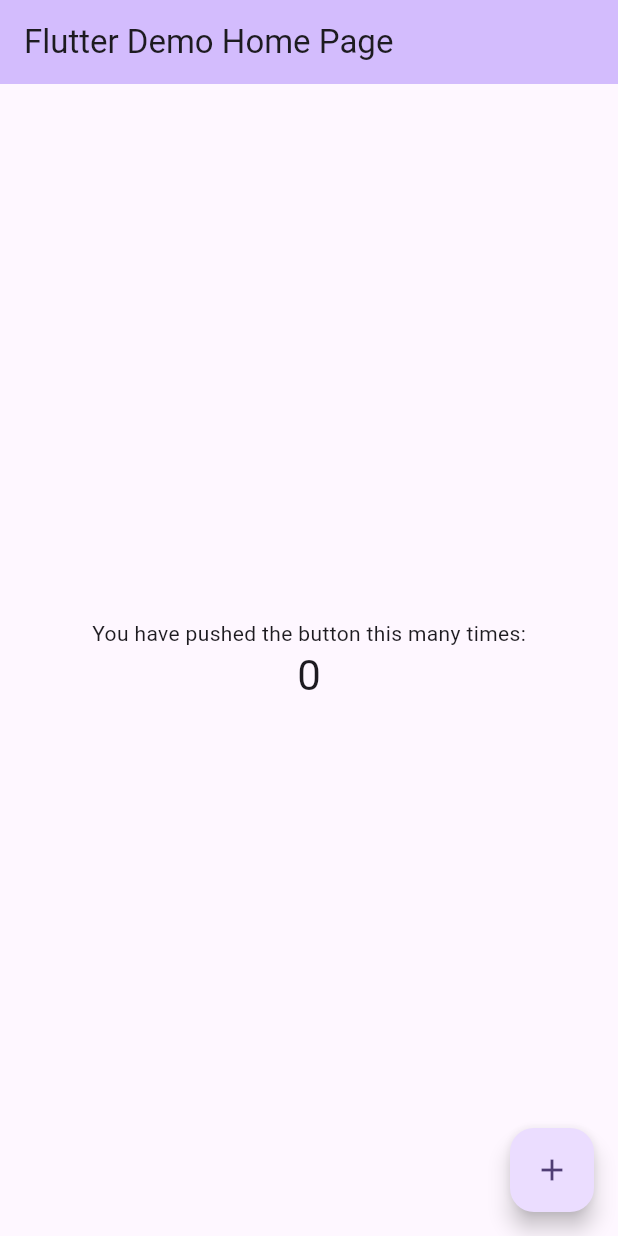
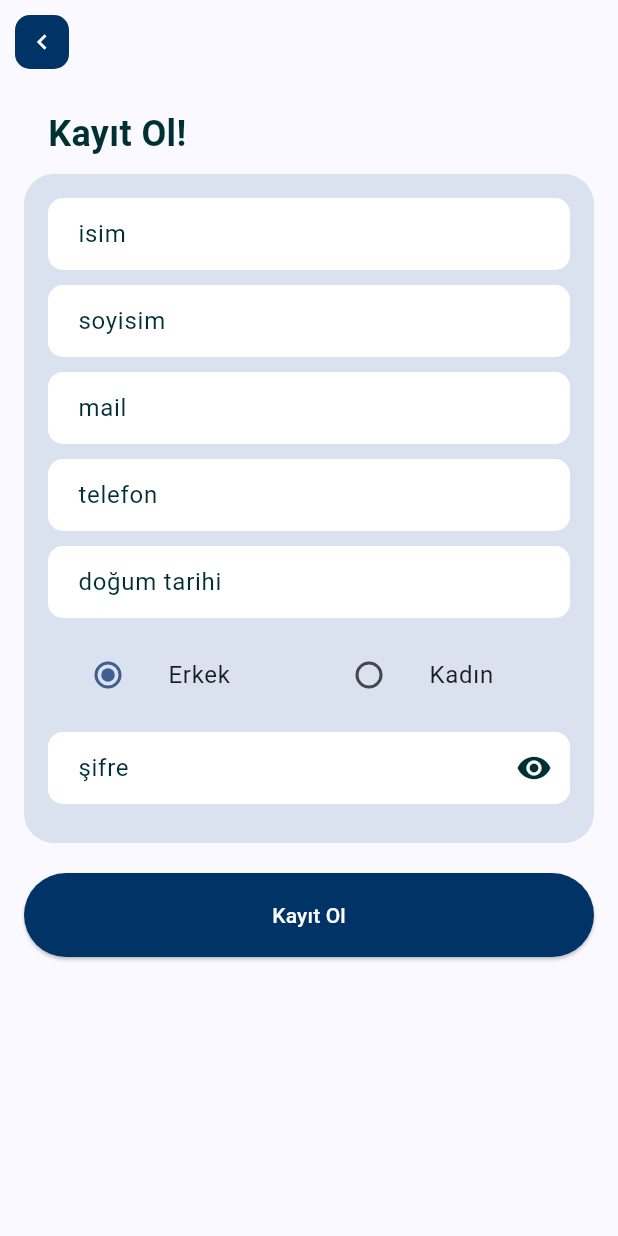
Before and after one commit to metinoztay/StajYerApp-Mobil, a Flutter app: the screen it shows after launch, on a phone screen of 412 x 824 dp. Run offline on Flutter 3.47's test engine with Material 3 defaults, Android fonts, the light colour scheme and no system bars; our stand-ins replace email_validator.

Commit message:
register page, register model register service eklendi

```diff
--- a/stajyer_app/lib/main.dart
+++ b/stajyer_app/lib/main.dart
@@ -1,4 +1,6 @@
 import 'package:flutter/material.dart';
+import 'package:stajyer_app/utils/colors.dart';
+import 'package:stajyer_app/views/pages/RegisterPage.dart';
 
 void main() {
   runApp(const MyApp());
@@ -11,6 +13,7 @@
   @override
   Widget build(BuildContext context) {
     return MaterialApp(
+        debugShowCheckedModeBanner: false,
         title: 'Flutter Demo',
         theme: ThemeData(
           // This is the theme of your application.
@@ -28,98 +31,9 @@
           //
           // This works for code too, not just values: Most code changes can be
           // tested with just a hot reload.
-        colorScheme: ColorScheme.fromSeed(seedColor: Colors.deepPurple),
+          colorScheme: ColorScheme.fromSeed(seedColor: button),
           useMaterial3: true,
         ),
-      home: const MyHomePage(title: 'Flutter Demo Home Page'),
-    );
+        home: RegisterPage());
   }
 }
-
-class MyHomePage extends StatefulWidget {
-  const MyHomePage({super.key, required this.title});
-
-  // This widget is the home page of your application. It is stateful, meaning
-  // that it has a State object (defined below) that contains fields that affect
-  // how it looks.
-
-  // This class is the configuration for the state. It holds the values (in this
-  // case the title) provided by the parent (in this case the App widget) and
-  // used by the build method of the State. Fields in a Widget subclass are
-  // always marked "final".
-
-  final String title;
-
-  @override
-  State<MyHomePage> createState() => _MyHomePageState();
-}
-
-class _MyHomePageState extends State<MyHomePage> {
-  int _counter = 0;
-
-  void _incrementCounter() {
-    setState(() {
-      // This call to setState tells the Flutter framework that something has
-      // changed in this State, which causes it to rerun the build method below
-      // so that the display can reflect the updated values. If we changed
-      // _counter without calling setState(), then the build method would not be
-      // called again, and so nothing would appear to happen.
-      _counter++;
-    });
-  }
-
-  @override
-  Widget build(BuildContext context) {
-    // This method is rerun every time setState is called, for instance as done
-    // by the _incrementCounter method above.
-    //
-    // The Flutter framework has been optimized to make rerunning build methods
-    // fast, so that you can just rebuild anything that needs updating rather
-    // than having to individually change instances of widgets.
-    return Scaffold(
-      appBar: AppBar(
-        // TRY THIS: Try changing the color here to a specific color (to
-        // Colors.amber, perhaps?) and trigger a hot reload to see the AppBar
-        // change color while the other colors stay the same.
-        backgroundColor: Theme.of(context).colorScheme.inversePrimary,
-        // Here we take the value from the MyHomePage object that was created by
-        // the App.build method, and use it to set our appbar title.
-        title: Text(widget.title),
-      ),
-      body: Center(
-        // Center is a layout widget. It takes a single child and positions it
-        // in the middle of the parent.
-        child: Column(
-          // Column is also a layout widget. It takes a list of children and
-          // arranges them vertically. By default, it sizes itself to fit its
-          // children horizontally, and tries to be as tall as its parent.
-          //
-          // Column has various properties to control how it sizes itself and
-          // how it positions its children. Here we use mainAxisAlignment to
-          // center the children vertically; the main axis here is the vertical
-          // axis because Columns are vertical (the cross axis would be
-          // horizontal).
-          //
-          // TRY THIS: Invoke "debug painting" (choose the "Toggle Debug Paint"
-          // action in the IDE, or press "p" in the console), to see the
-          // wireframe for each widget.
-          mainAxisAlignment: MainAxisAlignment.center,
-          children: <Widget>[
-            const Text(
-              'You have pushed the button this many times:',
-            ),
-            Text(
-              '$_counter',
-              style: Theme.of(context).textTheme.headlineMedium,
-            ),
-          ],
-        ),
-      ),
-      floatingActionButton: FloatingActionButton(
-        onPressed: _incrementCounter,
-        tooltip: 'Increment',
-        child: const Icon(Icons.add),
-      ), // This trailing comma makes auto-formatting nicer for build methods.
-    );
-  }
-}
--- /dev/null
+++ b/stajyer_app/lib/models/UserRegisterModel.dart
@@ -0,0 +1,40 @@
+class UserRegisterModel {
+  String? uname;
+  String? usurname;
+  String? uemail;
+  String? upassword;
+  String? uphone;
+  String? ubirthdate;
+  bool? ugender;
+
+  UserRegisterModel(
+      {this.uname,
+      this.usurname,
+      this.uemail,
+      this.upassword,
+      this.uphone,
+      this.ubirthdate,
+      this.ugender});
+
+  UserRegisterModel.fromJson(Map<String, dynamic> json) {
+    uname = json['uname'];
+    usurname = json['usurname'];
+    uemail = json['uemail'];
+    upassword = json['upassword'];
+    uphone = json['uphone'];
+    ubirthdate = json['ubirthdate'];
+    ugender = json['ugender'];
+  }
+
+  Map<String, dynamic> toJson() {
+    final Map<String, dynamic> data = new Map<String, dynamic>();
+    data['uname'] = this.uname;
+    data['usurname'] = this.usurname;
+    data['uemail'] = this.uemail;
+    data['upassword'] = this.upassword;
+    data['uphone'] = this.uphone;
+    data['ubirthdate'] = this.ubirthdate;
+    data['ugender'] = this.ugender;
+    return data;
+  }
+}
--- /dev/null
+++ b/stajyer_app/lib/services/Endpoints.dart
@@ -0,0 +1,6 @@
+class Endpoints {
+  Endpoints._();
+  static const String baseUrl = "http://stajyerapp.runasp.net/api";
+
+  static const String registerUrl = '$baseUrl/User/Register';
+}
--- /dev/null
+++ b/stajyer_app/lib/utils/colors.dart
@@ -0,0 +1,7 @@
+import 'package:flutter/material.dart';
+
+Color appbar = Color.fromARGB(255, 0, 47, 52);
+Color ilanCard = Color.fromARGB(255, 0, 135, 117);
+Color GirisCard = Color.fromARGB(255, 219, 226, 239);
+Color button = Color.fromARGB(255, 0, 51, 102);
+Color text = Color.fromARGB(255, 0, 51, 102);
--- /dev/null
+++ b/stajyer_app/lib/views/pages/RegisterPage.dart
@@ -0,0 +1,351 @@
+import 'package:email_validator/email_validator.dart';
+import 'package:flutter/material.dart';
+import 'package:stajyer_app/models/UserRegisterModel.dart';
+import 'package:stajyer_app/services/api/UserRegisterService.dart';
+import 'package:stajyer_app/utils/colors.dart';
+import 'package:intl/intl.dart';
+
+class RegisterPage extends StatefulWidget {
+  @override
+  _RegisterPageState createState() => _RegisterPageState();
+}
+
+class _RegisterPageState extends State<RegisterPage> {
+  bool isMale = true;
+  bool obscurePassword = true;
+  DateTime? _selectedDate;
+  final _formKey = GlobalKey<FormState>();
+  final TextEditingController _nameController = TextEditingController();
+  final TextEditingController _surnameController = TextEditingController();
+  final TextEditingController _mailController = TextEditingController();
+  final TextEditingController _telefonController = TextEditingController();
+  final TextEditingController _birthController = TextEditingController();
+  final TextEditingController _genderController = TextEditingController();
+  final TextEditingController _passwordController = TextEditingController();
+
+  @override
+  Widget build(BuildContext context) {
+    return Scaffold(
+      appBar: AppBar(
+        leading: Padding(
+          padding: const EdgeInsets.all(10),
+          child: Container(
+            width: 40,
+            height: 40,
+            decoration: BoxDecoration(
+              color: button, // Arka plan rengi
+              borderRadius: BorderRadius.circular(10), // Yuvarlak köşeler
+            ),
+            child: IconButton(
+              icon: Icon(Icons.chevron_left, color: Colors.white),
+              iconSize: 20,
+              onPressed: () {
+                Navigator.of(context)
+                    .pop(); // Geri butonuna basıldığında yapılacak işlemler
+              },
+            ),
+          ),
+        ),
+      ),
+      body: SingleChildScrollView(
+        child: Form(
+          key: _formKey,
+          child: Padding(
+            padding: const EdgeInsets.all(16.0),
+            child: Column(
+              crossAxisAlignment: CrossAxisAlignment.stretch,
+              children: [
+                Padding(
+                  padding: const EdgeInsets.only(left: 16.0), // Soldan boşluk
+                  child: Text(
+                    "Kayıt Ol!",
+                    style: TextStyle(
+                      color: appbar,
+                      fontSize: 24, // Başlık boyutu
+                      fontWeight: FontWeight.bold, // Kalın başlık
+                    ),
+                  ),
+                ),
+                SizedBox(
+                  height: 10,
+                ),
+                Container(
+                  decoration: BoxDecoration(
+                    borderRadius: BorderRadius.circular(20),
+                    color: GirisCard, // Arka plan rengi
+                  ),
+                  width: double.infinity, // Genişliği kapsayıcıya göre ayarla
+                  padding: EdgeInsets.all(16.0),
+                  child: Column(
+                    children: [
+                      Padding(
+                        padding: const EdgeInsets.only(bottom: 10),
+                        child: TextFormField(
+                          controller: _nameController,
+                          decoration: InputDecoration(
+                            hintText: "isim",
+                            hintStyle: TextStyle(color: appbar),
+                            filled: true,
+                            fillColor: Colors.white,
+                            border: OutlineInputBorder(
+                              borderRadius:
+                                  BorderRadius.all(Radius.circular(10)),
+                              borderSide: BorderSide.none,
+                            ),
+                            contentPadding: EdgeInsets.symmetric(
+                                horizontal: 16, vertical: 12),
+                          ),
+                          validator: (value) {
+                            if (value == null || value.isEmpty) {
+                              return 'Lütfen adınızı giriniz';
+                            }
+                            return null;
+                          },
+                        ),
+                      ),
+                      Padding(
+                        padding: const EdgeInsets.only(bottom: 10),
+                        child: TextFormField(
+                          controller: _surnameController,
+                          decoration: InputDecoration(
+                            hintText: "soyisim",
+                            hintStyle: TextStyle(color: appbar),
+                            filled: true,
+                            fillColor: Colors.white,
+                            border: OutlineInputBorder(
+                              borderRadius:
+                                  BorderRadius.all(Radius.circular(10)),
+                              borderSide: BorderSide.none,
+                            ),
+                            contentPadding: EdgeInsets.symmetric(
+                                horizontal: 16, vertical: 12),
+                          ),
+                          validator: (value) {
+                            if (value == null || value.isEmpty) {
+                              return 'Lütfen soyadınızı giriniz';
+                            }
+                            return null;
+                          },
+                        ),
+                      ),
+                      Padding(
+                        padding: const EdgeInsets.only(bottom: 10),
+                        child: TextFormField(
+                          controller: _mailController,
+                          decoration: InputDecoration(
+                            hintText: "mail",
+                            hintStyle: TextStyle(color: appbar),
+                            filled: true,
+                            fillColor: Colors.white,
+                            border: OutlineInputBorder(
+                              borderRadius:
+                                  BorderRadius.all(Radius.circular(10)),
+                              borderSide: BorderSide.none,
+                            ),
+                            contentPadding: EdgeInsets.symmetric(
+                                horizontal: 16, vertical: 12),
+                          ),
+                          validator: (value) {
+                            if (!EmailValidator.validate(value!))
+                              return "Geçerli bir eposta giriniz!";
+                            if (value == null || value.isEmpty)
+                              return "Bu alan boş geçilemez!";
+                          },
+                        ),
+                      ),
+                      Padding(
+                        padding: const EdgeInsets.only(bottom: 10),
+                        child: TextFormField(
+                          controller: _telefonController,
+                          decoration: InputDecoration(
+                            hintText: "telefon",
+                            hintStyle: TextStyle(color: appbar),
+                            filled: true,
+                            fillColor: Colors.white,
+                            border: OutlineInputBorder(
+                              borderRadius:
+                                  BorderRadius.all(Radius.circular(10)),
+                              borderSide: BorderSide.none,
+                            ),
+                            contentPadding: EdgeInsets.symmetric(
+                                horizontal: 16, vertical: 12),
+                          ),
+                          validator: (value) {
+                            if (value == null || value.isEmpty) {
+                              return 'Lütfen telefon numaranızı giriniz';
+                            }
+                            final RegExp phoneRegExp = RegExp(r'^[0-9]{10,}$');
+                            if (!phoneRegExp.hasMatch(value)) {
+                              return 'Geçerli bir telefon numarası giriniz';
+                            }
+
+                            return null;
+                          },
+                        ),
+                      ),
+                      Padding(
+                        padding: const EdgeInsets.only(bottom: 10),
+                        child: TextFormField(
+                          controller: _birthController,
+                          decoration: InputDecoration(
+                            hintText: "doğum tarihi",
+                            hintStyle: TextStyle(color: appbar),
+                            filled: true,
+                            fillColor: Colors.white,
+                            border: OutlineInputBorder(
+                              borderRadius:
+                                  BorderRadius.all(Radius.circular(10)),
+                              borderSide: BorderSide.none,
+                            ),
+                            contentPadding: EdgeInsets.symmetric(
+                                horizontal: 16, vertical: 12),
+                          ),
+                          onTap: () async {
+                            FocusScope.of(context)
+                                .requestFocus(FocusNode()); // Klavye kapanır
+                            DateTime? pickedDate = await showDatePicker(
+                              context: context,
+                              initialDate: DateTime.now(),
+                              firstDate: DateTime(1900),
+                              lastDate: DateTime(2100),
+                            );
+                            if (pickedDate != null &&
+                                pickedDate != _selectedDate) {
+                              setState(() {
+                                _selectedDate = pickedDate;
+                                _birthController.text =
+                                    DateFormat('dd-MM-yyyy').format(pickedDate);
+                              });
+                            }
+                          },
+                        ),
+                      ),
+                      Padding(
+                        padding: const EdgeInsets.only(bottom: 10),
+                        child: Row(
+                          children: [
+                            Expanded(
+                              child: ListTile(
+                                title: Text("Erkek"), //kadın 0 erkek 1
+                                leading: Radio<bool>(
+                                  value: true,
+                                  groupValue: isMale,
+                                  onChanged: (value) {
+                                    setState(() {
+                                      isMale = value!;
+                                    });
+                                  },
+                                ),
+                              ),
+                            ),
+                            Expanded(
+                              child: ListTile(
+                                title: Text("Kadın"),
+                                leading: Radio<bool>(
+                                  value: false,
+                                  groupValue: isMale,
+                                  onChanged: (value) {
+                                    setState(() {
+                                      isMale = value!;
+                                    });
+                                  },
+                                ),
+                              ),
+                            ),
+                          ],
+                        ),
+                      ),
+                      Padding(
+                        padding: const EdgeInsets.only(bottom: 10),
+                        child: TextFormField(
+                          controller: _passwordController,
+                          obscureText: obscurePassword,
+                          decoration: InputDecoration(
+                            hintText: "şifre",
+                            hintStyle: TextStyle(color: appbar),
+                            suffixIcon: IconButton(
+                              onPressed: () {
+                                setState(() {
+                                  obscurePassword = !obscurePassword;
+                                });
+                              },
+                              icon: Icon(
+                                color: appbar,
+                                obscurePassword
+                                    ? Icons.visibility
+                                    : Icons.visibility_off,
+                              ),
+                            ),
+                            filled: true,
+                            fillColor: Colors.white,
+                            border: OutlineInputBorder(
+                              borderRadius:
+                                  BorderRadius.all(Radius.circular(10)),
+                              borderSide: BorderSide.none,
+                            ),
+                            contentPadding: EdgeInsets.symmetric(
+                                horizontal: 16, vertical: 12),
+                          ),
+                          validator: (value) {
+                            if (value == null || value.isEmpty)
+                              return "Bu alan boş geçilemez!";
+
+                            if (value.length < 3)
+                              return "3 karakterden küçük değer girilemez!";
+                          },
+                        ),
+                      ),
+                    ],
+                  ),
+                ),
+                SizedBox(
+                    height: 20), // TextFormField'lar ile buton arasında boşluk
+                SizedBox(
+                  width: double.infinity,
+                  height: 56,
+                  child: ElevatedButton(
+                    style: ElevatedButton.styleFrom(
+                      backgroundColor: button,
+                    ),
+                    onPressed: () async {
+                      if (_formKey.currentState!.validate()) {
+                        UserRegisterModel newUser = UserRegisterModel(
+                            uname: _nameController.text,
+                            usurname: _surnameController.text,
+                            uemail: _mailController.text,
+                            upassword: _passwordController.text,
+                            ubirthdate: _birthController.text,
+                            ugender: isMale,
+                            uphone: _telefonController.text);
+
+                        bool success =
+                            await UserRegisterService().CreateUser(newUser);
+                        if (success) {
+                          ScaffoldMessenger.of(context).showSnackBar(
+                            SnackBar(content: Text('Başarıyla kaydolundu')),
+                          );
+                          _formKey.currentState!.reset();
+                        }
+                      } else {
+                        ScaffoldMessenger.of(context).showSnackBar(
+                          SnackBar(
+                              content: Text('kaydolurken bir hata oluştu')),
+                        );
+                      }
+
+                      // Login butonuna tıklama işlemleri
+                    },
+                    child: Text(
+                      'Kayıt Ol',
+                      style: TextStyle(color: Colors.white),
+                    ),
+                  ),
+                ),
+              ],
+            ),
+          ),
+        ),
+      ),
+    );
+  }
+}
--- a/stajyer_app/pubspec.yaml
+++ b/stajyer_app/pubspec.yaml
@@ -19,7 +19,7 @@ publish_to: 'none' # Remove this line if you wish to publish to pub.dev
 version: 1.0.0+1
 
 environment:
-  sdk: '>=3.3.4 <4.0.0'
+  sdk: '>=3.3.2 <4.0.0'
 
 # Dependencies specify other packages that your package needs in order to work.
 # To automatically upgrade your package dependencies to the latest versions
@@ -35,6 +35,9 @@ dependencies:
   # The following adds the Cupertino Icons font to your application.
   # Use with the CupertinoIcons class for iOS style icons.
   cupertino_icons: ^1.0.6
+  http: ^1.2.2
+  email_validator: ^3.0.0
+  intl: ^0.19.0
 
 dev_dependencies:
   flutter_test:
```
Also changed, not shown: stajyer_app/lib/services/api/UserRegisterService.dart (added, +31 -0 lines). Lines whose indentation alone changed are shown as unchanged.
